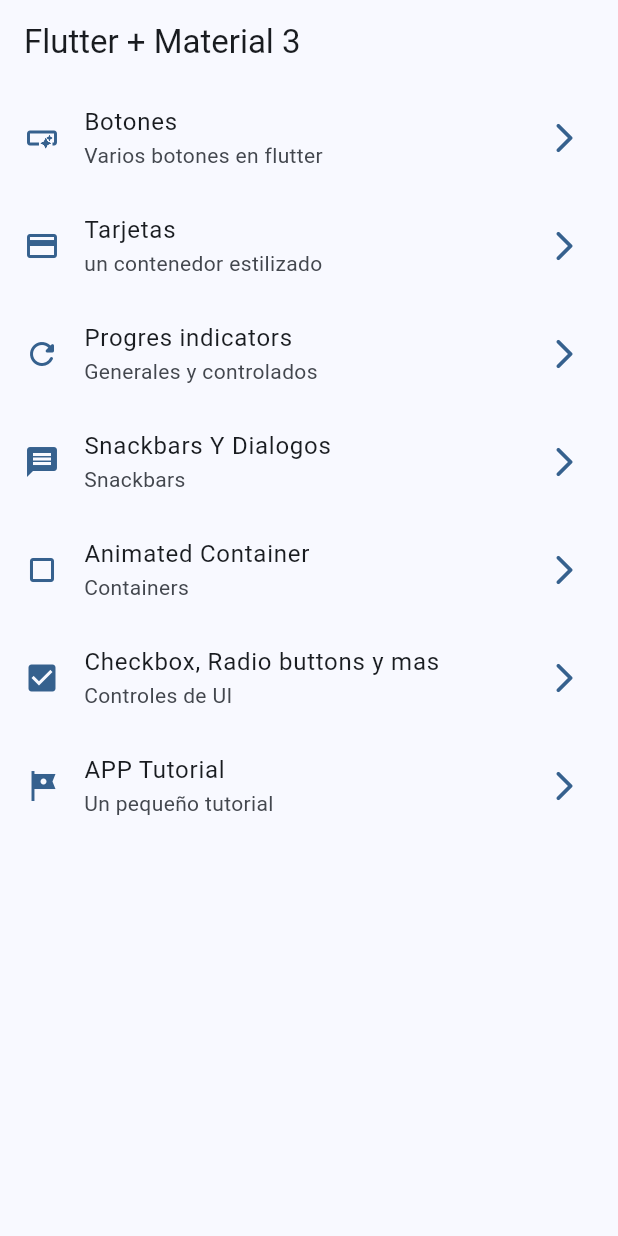
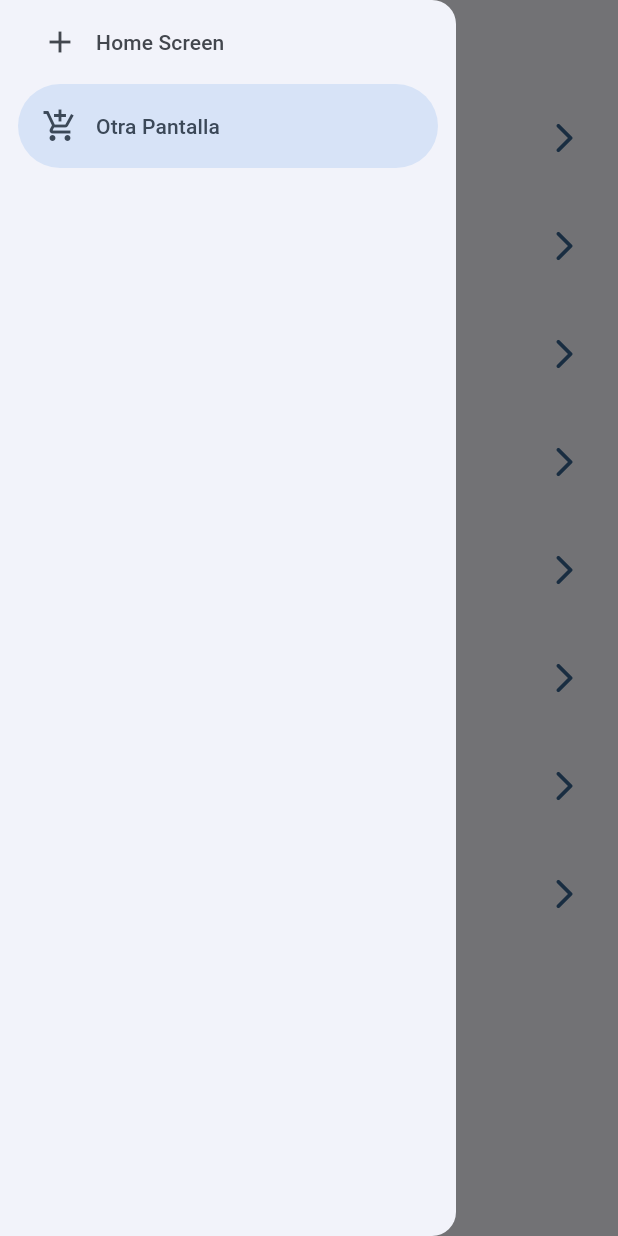
Before and after one commit to jremolina/widgets_app, a Flutter app: the screen it shows after launch, with the side drawer open (before the commit the screen has no drawer), on a phone screen of 412 x 824 dp. Run offline on Flutter 3.47's test engine with Material 3 defaults, Android fonts, the phone set to English and light mode, and no system bars; our stand-ins replace animate_do, go_router.

Commit message:
drawer menu

```diff
--- a/lib/config/menu/menu_item.dart
+++ b/lib/config/menu/menu_item.dart
@@ -35,29 +35,34 @@ const appMenuItems = <MenuItem>[
     link: '/progress',
     icon: Icons.refresh_rounded,
   ),
-   MenuItem(
+  MenuItem(
     title: 'Snackbars Y Dialogos',
     subtitle: 'Snackbars',
     link: '/snackbar',
     icon: Icons.message,
   ),
-    MenuItem(
+  MenuItem(
     title: 'Animated Container',
     subtitle: 'Containers',
     link: '/container',
     icon: Icons.crop_square,
   ),
-    MenuItem(
+  MenuItem(
     title: 'Checkbox, Radio buttons y mas',
     subtitle: 'Controles de UI',
     link: '/controles',
     icon: Icons.check_box,
   ),
-     MenuItem(
+  MenuItem(
     title: 'APP Tutorial',
     subtitle: 'Un pequeño tutorial',
     link: '/apptutorial',
     icon: Icons.tour,
   ),
-
+  MenuItem(
+    title: 'Infinite Scroll',
+    subtitle: 'Pagina sin final',
+    link: '/infinite',
+    icon: Icons.loop,
+  ),
 ];
--- a/lib/config/routes/route_config.dart
+++ b/lib/config/routes/route_config.dart
@@ -62,5 +62,10 @@ final appRouter = GoRouter(
       path: '/apptutorial',
       builder: (context, state) => AppTutorialScreen(),
     ),
+     GoRoute(
+      name: InfiniteScroll.name,
+      path: '/infinite',
+      builder: (context, state) => InfiniteScroll(),
+    ),
   ],
 );
--- a/lib/presentation/screens/app_tutorial/app_tutorial_screen.dart
+++ b/lib/presentation/screens/app_tutorial/app_tutorial_screen.dart
@@ -42,7 +42,7 @@ class AppTutorialScreen extends StatefulWidget {
 }
 
 class _AppTutorialScreenState extends State<AppTutorialScreen> {
- final PageController pageviewController = PageController();
+  final PageController pageviewController = PageController();
   bool endReached = false;
 
   @override
--- a/lib/presentation/screens/home/home_screen.dart
+++ b/lib/presentation/screens/home/home_screen.dart
@@ -1,6 +1,7 @@
 import 'package:flutter/material.dart';
 import 'package:go_router/go_router.dart';
 import 'package:widgets_app/config/menu/menu_item.dart';
+import 'package:widgets_app/presentation/widgets/side_menu.dart';
 //import 'package:widgets_app/presentation/screens/buttons/buttons_screen.dart';
 
 class HomeScreen extends StatelessWidget {
@@ -11,6 +12,7 @@ class HomeScreen extends StatelessWidget {
   Widget build(BuildContext context) {
     return Scaffold(
       appBar: AppBar(title: Text('Flutter + Material 3')),
+      drawer: SideMenu(),
       body: _HomeView(),
     );
   }
--- /dev/null
+++ b/lib/presentation/widgets/side_menu.dart
@@ -0,0 +1,34 @@
+import 'package:flutter/material.dart';
+
+class SideMenu extends StatefulWidget {
+  const SideMenu({super.key});
+
+  @override
+  State<SideMenu> createState() => _SideMenuState();
+}
+
+class _SideMenuState extends State<SideMenu> {
+  int navDrawerIndex = 1;
+
+  @override
+  Widget build(BuildContext context) {
+    return NavigationDrawer(
+      selectedIndex: navDrawerIndex,
+      onDestinationSelected: (value) {
+        setState(() {
+          navDrawerIndex = value;
+        });
+      },
+      children: [
+        NavigationDrawerDestination(
+          icon: Icon(Icons.add),
+          label: Text('Home Screen'),
+        ),
+        NavigationDrawerDestination(
+          icon: Icon(Icons.add_shopping_cart),
+          label: Text('Otra Pantalla'),
+        ),
+      ],
+    );
+  }
+}
```
Also changed, not shown: lib/presentation/screens/infinite_scroll/infinite_scroll.dart (+134 -5 lines).
